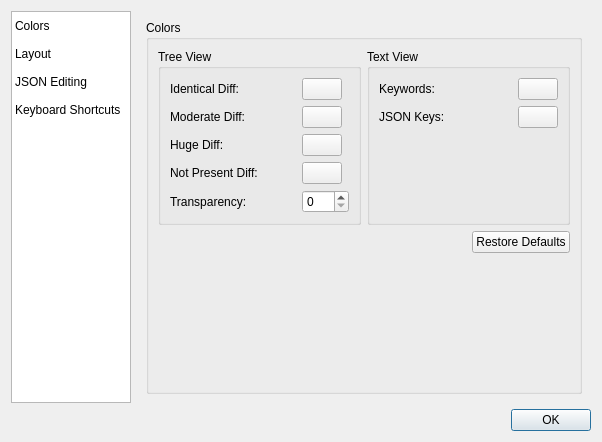
Qt form preferences/preferencesdialog.ui (coozoo/qtjsondiff) before a commit.
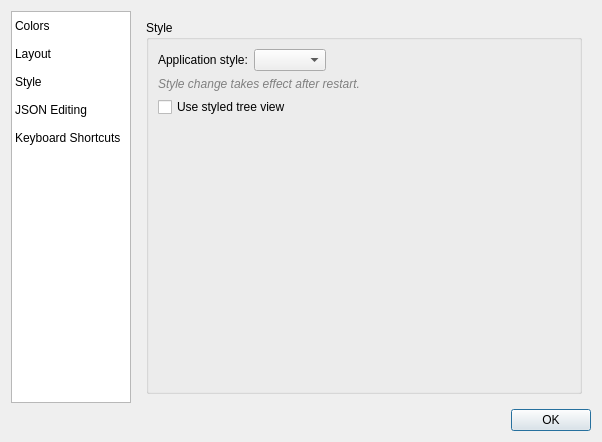
The same form after that commit. The open tabs and pages were chosen to show the change. Icons and pictures are not drawn.

Patch:
```diff
--- a/preferences/preferencesdialog.ui
+++ b/preferences/preferencesdialog.ui
@@ -58,6 +58,14 @@
          <iconset theme="preferences-desktop-theme"/>
         </property>
        </item>
+       <item>
+        <property name="text">
+         <string>Style</string>
+        </property>
+        <property name="icon">
+         <iconset theme="preferences-desktop-theme"/>
+        </property>
+       </item>
        <item>
         <property name="text">
          <string>JSON Editing</string>
@@ -415,6 +423,83 @@
          </item>
         </layout>
        </widget>
+       <widget class="QWidget" name="stylePage">
+        <layout class="QGridLayout" name="gridLayout_style">
+         <item row="0" column="0">
+          <widget class="QGroupBox" name="styleGroupBox">
+           <property name="title">
+            <string>Style</string>
+           </property>
+           <layout class="QVBoxLayout" name="styleVBox">
+            <item>
+             <layout class="QHBoxLayout" name="appStyleHBox">
+              <item>
+               <widget class="QLabel" name="appStyleLabel">
+                <property name="text">
+                 <string>Application style:</string>
+                </property>
+               </widget>
+              </item>
+              <item>
+               <widget class="QComboBox" name="appStyleComboBox">
+                <property name="toolTip">
+                 <string>Pick the Qt style used by the whole application. &quot;Default&quot; lets Qt choose the platform default.</string>
+                </property>
+               </widget>
+              </item>
+              <item>
+               <spacer name="appStyleHSpacer">
+                <property name="orientation">
+                 <enum>Qt::Orientation::Horizontal</enum>
+                </property>
+                <property name="sizeHint" stdset="0">
+                 <size>
+                  <width>40</width>
+                  <height>20</height>
+                 </size>
+                </property>
+               </spacer>
+              </item>
+             </layout>
+            </item>
+            <item>
+             <widget class="QLabel" name="appStyleRestartLabel">
+              <property name="text">
+               <string>Style change takes effect after restart.</string>
+              </property>
+              <property name="styleSheet">
+               <string notr="true">color: gray; font-style: italic;</string>
+              </property>
+             </widget>
+            </item>
+            <item>
+             <widget class="QCheckBox" name="useStyledTreeCheckBox">
+              <property name="text">
+               <string>Use styled tree view</string>
+              </property>
+              <property name="toolTip">
+               <string>When on, JSON tree views get custom branch icons and hover/select gradients from qss/qjsontreeview.qss. Off (default) uses the plain platform look.</string>
+              </property>
+             </widget>
+            </item>
+            <item>
+             <spacer name="styleVSpacer">
+              <property name="orientation">
+               <enum>Qt::Orientation::Vertical</enum>
+              </property>
+              <property name="sizeHint" stdset="0">
+               <size>
+                <width>20</width>
+                <height>40</height>
+               </size>
+              </property>
+             </spacer>
+            </item>
+           </layout>
+          </widget>
+         </item>
+        </layout>
+       </widget>
        <widget class="QWidget" name="editPage">
         <layout class="QGridLayout" name="gridLayout_edit">
          <item row="0" column="0">
```
